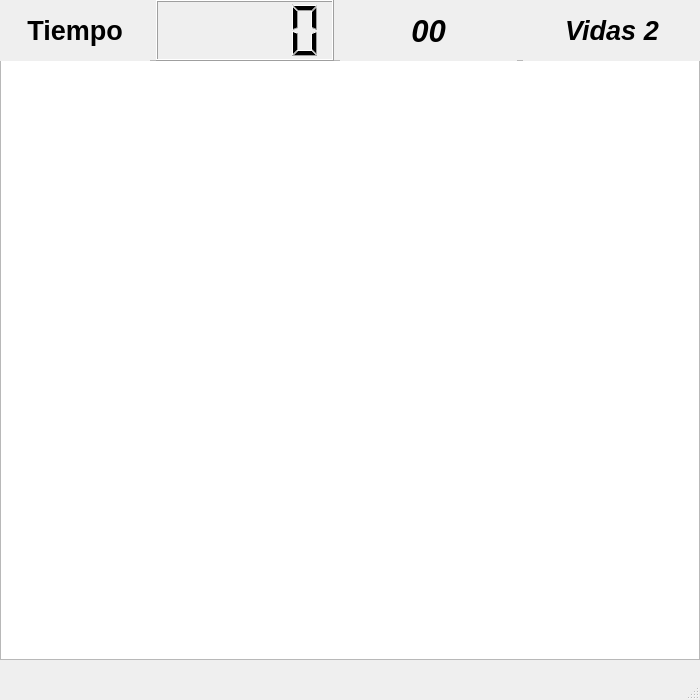
First picture: the form in papabom.ui, repository Alejandro-17/Papabom, before the edit.
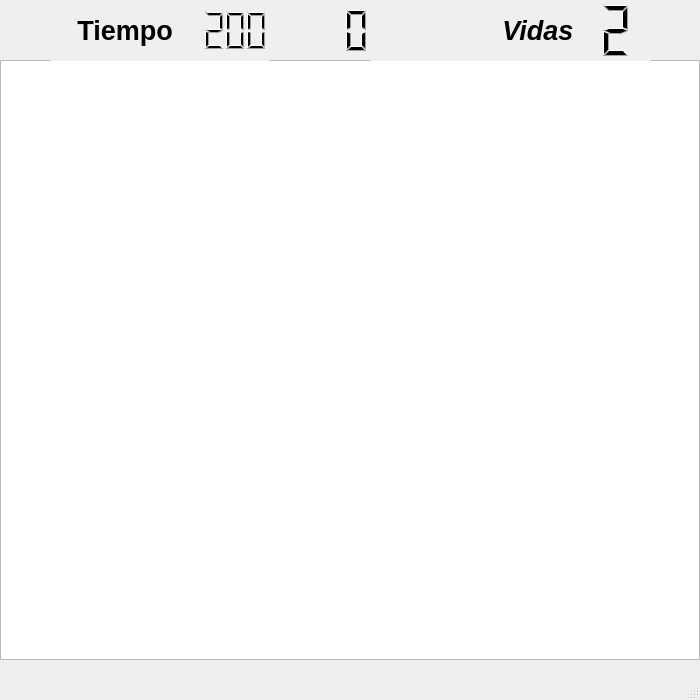
Second picture: the form after the edit.

Commit message: Interfaz grafica completa

Patch:
```diff
--- a/papabom.ui
+++ b/papabom.ui
@@ -60,7 +60,16 @@
       <height>61</height>
      </rect>
     </property>
-    <layout class="QHBoxLayout" name="horizontalLayout">
+    <layout class="QHBoxLayout" name="Barrasuperior" stretch="0,0,0,0,0">
+     <property name="spacing">
+      <number>0</number>
+     </property>
+     <property name="leftMargin">
+      <number>50</number>
+     </property>
+     <property name="rightMargin">
+      <number>50</number>
+     </property>
      <item>
       <widget class="QLabel" name="label">
        <property name="enabled">
@@ -95,6 +104,12 @@
      </item>
      <item>
       <widget class="QLCDNumber" name="tiempo">
+       <property name="maximumSize">
+        <size>
+         <width>70</width>
+         <height>16777215</height>
+        </size>
+       </property>
        <property name="font">
         <font>
          <weight>50</weight>
@@ -104,26 +119,45 @@
        <property name="autoFillBackground">
         <bool>true</bool>
        </property>
+       <property name="frameShape">
+        <enum>QFrame::NoFrame</enum>
+       </property>
+       <property name="frameShadow">
+        <enum>QFrame::Plain</enum>
+       </property>
+       <property name="digitCount">
+        <number>3</number>
+       </property>
+       <property name="intValue" stdset="0">
+        <number>200</number>
+       </property>
       </widget>
      </item>
      <item>
-      <widget class="QLabel" name="puntos">
-       <property name="font">
-        <font>
-         <pointsize>23</pointsize>
-         <weight>75</weight>
-         <italic>true</italic>
-         <bold>true</bold>
-        </font>
+      <widget class="QLCDNumber" name="puntos">
+       <property name="enabled">
+        <bool>true</bool>
+       </property>
+       <property name="maximumSize">
+        <size>
+         <width>100</width>
+         <height>59</height>
+        </size>
+       </property>
+       <property name="layoutDirection">
+        <enum>Qt::LeftToRight</enum>
        </property>
        <property name="autoFillBackground">
         <bool>true</bool>
        </property>
-       <property name="text">
-        <string>00</string>
+       <property name="frameShadow">
+        <enum>QFrame::Raised</enum>
        </property>
-       <property name="alignment">
-        <set>Qt::AlignCenter</set>
+       <property name="lineWidth">
+        <number>0</number>
+       </property>
+       <property name="digitCount">
+        <number>4</number>
        </property>
       </widget>
      </item>
@@ -141,10 +175,47 @@
         <bool>true</bool>
        </property>
        <property name="text">
-        <string>Vidas 2</string>
+        <string>Vidas </string>
        </property>
        <property name="alignment">
-        <set>Qt::AlignCenter</set>
+        <set>Qt::AlignRight|Qt::AlignTrailing|Qt::AlignVCenter</set>
+       </property>
+      </widget>
+     </item>
+     <item>
+      <widget class="QLCDNumber" name="Vidas">
+       <property name="enabled">
+        <bool>true</bool>
+       </property>
+       <property name="maximumSize">
+        <size>
+         <width>70</width>
+         <height>16777215</height>
+        </size>
+       </property>
+       <property name="font">
+        <font>
+         <pointsize>10</pointsize>
+         <kerning>true</kerning>
+        </font>
+       </property>
+       <property name="layoutDirection">
+        <enum>Qt::LeftToRight</enum>
+       </property>
+       <property name="autoFillBackground">
+        <bool>true</bool>
+       </property>
+       <property name="frameShape">
+        <enum>QFrame::NoFrame</enum>
+       </property>
+       <property name="frameShadow">
+        <enum>QFrame::Raised</enum>
+       </property>
+       <property name="digitCount">
+        <number>1</number>
+       </property>
+       <property name="intValue" stdset="0">
+        <number>2</number>
        </property>
       </widget>
      </item>
```
The commit also changes 3 other files.
